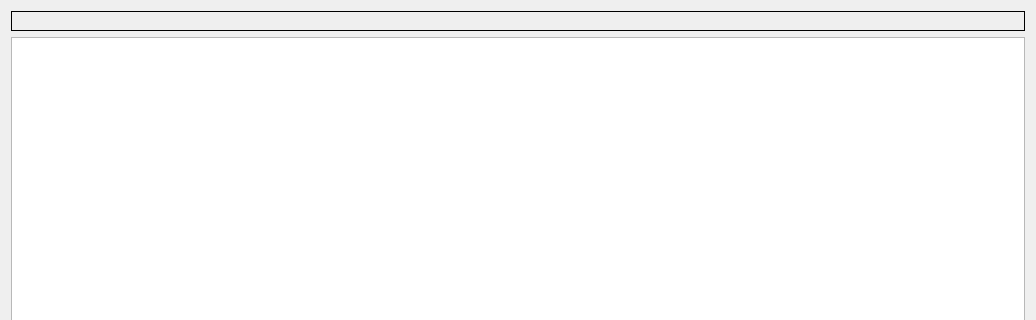
Qt form formapprenticeresultlist.ui (fasa1964/fshkkap) before a commit; both pictures show x 0 to 1036 and y 0 to 320 of the 1036 by 542 pixel window.
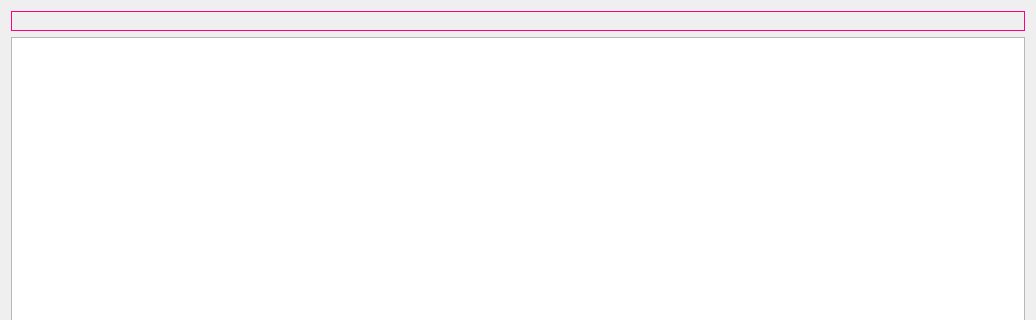
The same form after that commit.

Commit message: Add printing function

Patch:
```diff
--- a/formapprenticeresultlist.ui
+++ b/formapprenticeresultlist.ui
@@ -21,6 +21,43 @@
   <layout class="QGridLayout" name="gridLayout">
    <item row="0" column="0" colspan="3">
     <widget class="QLabel" name="captionLabel">
+     <property name="palette">
+      <palette>
+       <active>
+        <colorrole role="WindowText">
+         <brush brushstyle="SolidPattern">
+          <color alpha="255">
+           <red>255</red>
+           <green>0</green>
+           <blue>127</blue>
+          </color>
+         </brush>
+        </colorrole>
+       </active>
+       <inactive>
+        <colorrole role="WindowText">
+         <brush brushstyle="SolidPattern">
+          <color alpha="255">
+           <red>255</red>
+           <green>0</green>
+           <blue>127</blue>
+          </color>
+         </brush>
+        </colorrole>
+       </inactive>
+       <disabled>
+        <colorrole role="WindowText">
+         <brush brushstyle="SolidPattern">
+          <color alpha="255">
+           <red>120</red>
+           <green>120</green>
+           <blue>120</blue>
+          </color>
+         </brush>
+        </colorrole>
+       </disabled>
+      </palette>
+     </property>
      <property name="font">
       <font>
        <pointsize>12</pointsize>
```
The commit also changes 2 other files.
